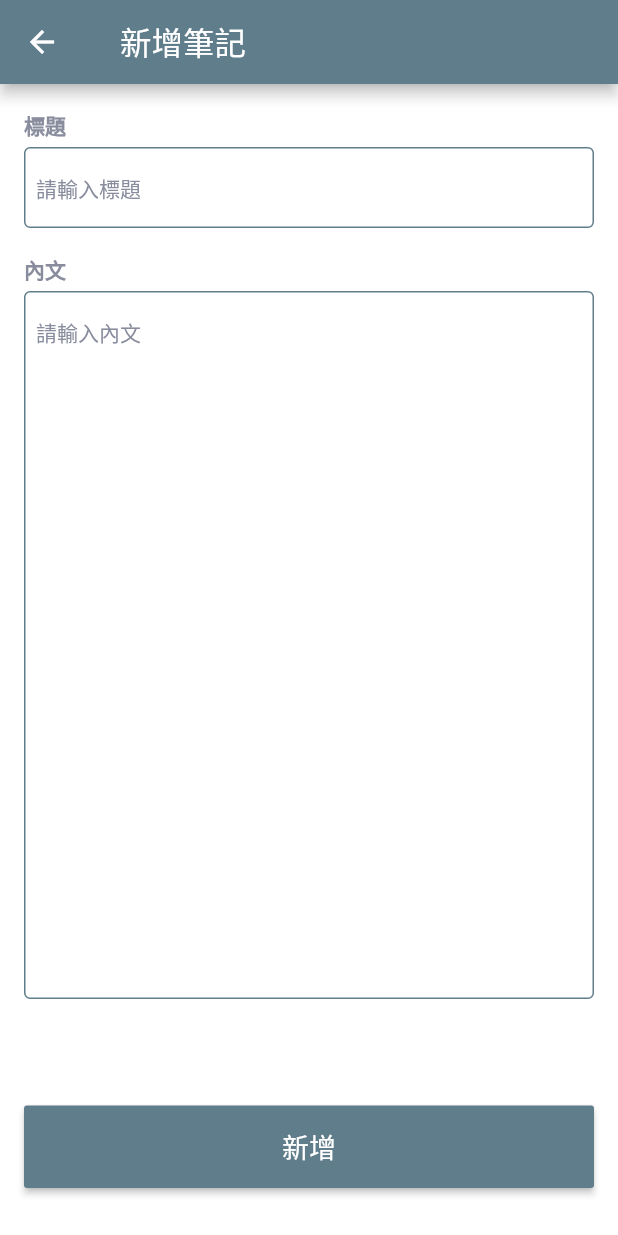
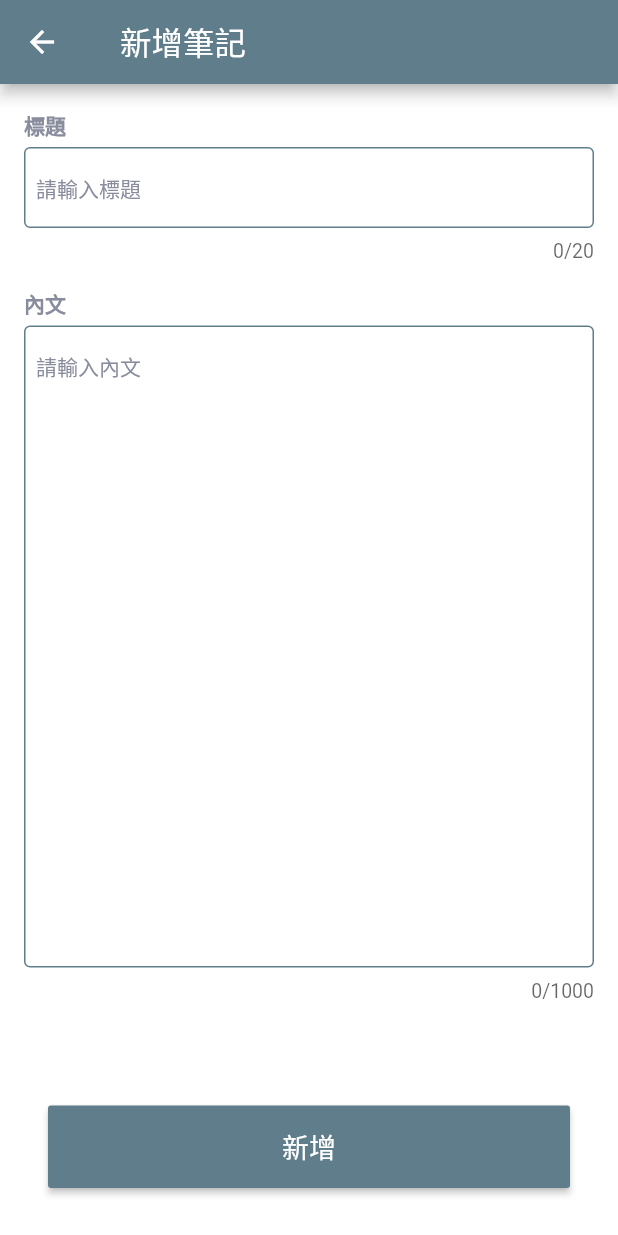
Before and after one commit to RokasAwk/rokas_work, a Flutter app: the AddMemoPage screen opened by its route, on a phone screen of 412 x 824 dp. Run offline on Flutter 3.47's test engine with Material 3 defaults, Android fonts, the phone set to English and light mode, and no system bars; our stand-ins replace auto_route, carousel_slider, cloud_firestore, decimal, firebase_core, flutter_riverpod and 4 more; accounts and stored records are empty; generated files the repository leaves out were written again.

Commit message:
feat: form field with title widget add max length parameter

```diff
--- a/lib/presentation/pages/memo/add_memo_page.dart
+++ b/lib/presentation/pages/memo/add_memo_page.dart
@@ -1,17 +1,13 @@
 import 'package:auto_route/auto_route.dart';
 import 'package:flutter/material.dart';
 import 'package:flutter_riverpod/flutter_riverpod.dart';
-import 'package:font_awesome_flutter/font_awesome_flutter.dart';
 import 'package:rokas_work/l10n/l10n.dart';
 import 'package:rokas_work/presentation/pages/widgets/form_field_with_title.dart';
 import 'package:rokas_work/presentation/pages/widgets/icon_dialog.dart';
-import 'package:rokas_work/presentation/services/firestore_service/firestore_memo_service.dart';
-import 'package:rokas_work/presentation/services/firestore_service/firestore_service.dart';
-
 import '../../../utils/toast_utils.dart';
 import '../../di_providers/di_provider.dart';
 import '../../routers/router.dart';
-import '../../theme/app_colors.dart';
+import '../../services/firestore_service/firestore_memo_service.dart';
 import '../widgets/primary_button.dart';
 import 'memo_list_notifier.dart';
 
@@ -92,7 +88,8 @@ class _AddMemoPageState extends ConsumerState<AddMemoPage> {
           FormFieldWithTitle(
             titleText: L10n.tr.page_add_memo_add_body,
             hintText: L10n.tr.page_add_memo_add_body_hint,
-            maxLines: 20,
+            maxLines: 18,
+            maxLength: 1000,
             isShowClearIcon: false,
             controller: bodyController,
           ),
@@ -106,7 +103,9 @@ class _AddMemoPageState extends ConsumerState<AddMemoPage> {
     required TextEditingController bodyController,
     required MemoListNotifier notifier,
   }) {
-    return PrimaryButton(
+    return Padding(
+        padding: const EdgeInsets.symmetric(horizontal: 16),
+        child: PrimaryButton(
           title: L10n.tr.common_add,
           onPressed: () {
             if (titleController.text.isNotEmpty) {
@@ -120,7 +119,7 @@ class _AddMemoPageState extends ConsumerState<AddMemoPage> {
               ToastUtils.showToast('Title Empty');
             }
           },
-    );
+        ));
   }
 
   Widget _buildConfirmAddMemoDialog({
@@ -138,6 +137,10 @@ class _AddMemoPageState extends ConsumerState<AddMemoPage> {
               body: bodyController.text,
             );
             ToastUtils.showToast(L10n.tr.common_success);
+
+            List dataList = await FirestoreMemoService().getData();
+            notifier.updateMemoList(memoList: dataList);
+            appRouter.back();
           } catch (e) {
             print('Error: Add memo error $e');
             ToastUtils.showToast(L10n.tr.common_fail);
--- a/lib/presentation/pages/widgets/form_field_with_title.dart
+++ b/lib/presentation/pages/widgets/form_field_with_title.dart
@@ -12,6 +12,7 @@ class FormFieldWithTitle extends StatefulWidget {
     required this.titleText,
     required this.hintText,
     this.maxLines = 1,
+    this.maxLength = 20,
     this.controller,
     this.validator,
     this.unFocus,
@@ -27,6 +28,7 @@ class FormFieldWithTitle extends StatefulWidget {
   final String titleText;
   final String hintText;
   final int maxLines;
+  final int maxLength;
   final TextEditingController? controller;
   final FormFieldValidator<String>? validator;
   final void Function()? unFocus;
@@ -116,6 +118,7 @@ class _FormFieldWithTitleState extends State<FormFieldWithTitle> {
       onChanged: widget.onChanged,
       focusNode: _focusNode,
       maxLines: widget.maxLines,
+      maxLength: widget.maxLength,
       keyboardType: TextInputType.emailAddress,
       textInputAction: TextInputAction.next,
       // for android/web, textInputAction is next, next focus will be stuck on the Button or InkWell.
```
Lines whose indentation alone changed are shown as unchanged.
